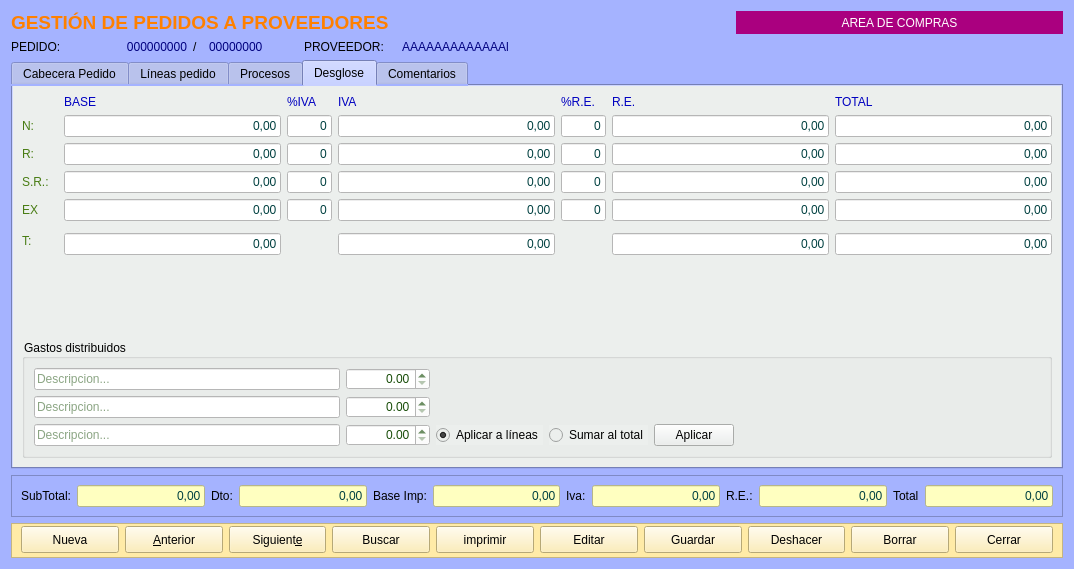
Qt form Zona_Compras/frmpedidosproveedor.ui (arcnexus/RedFoX) before a commit.
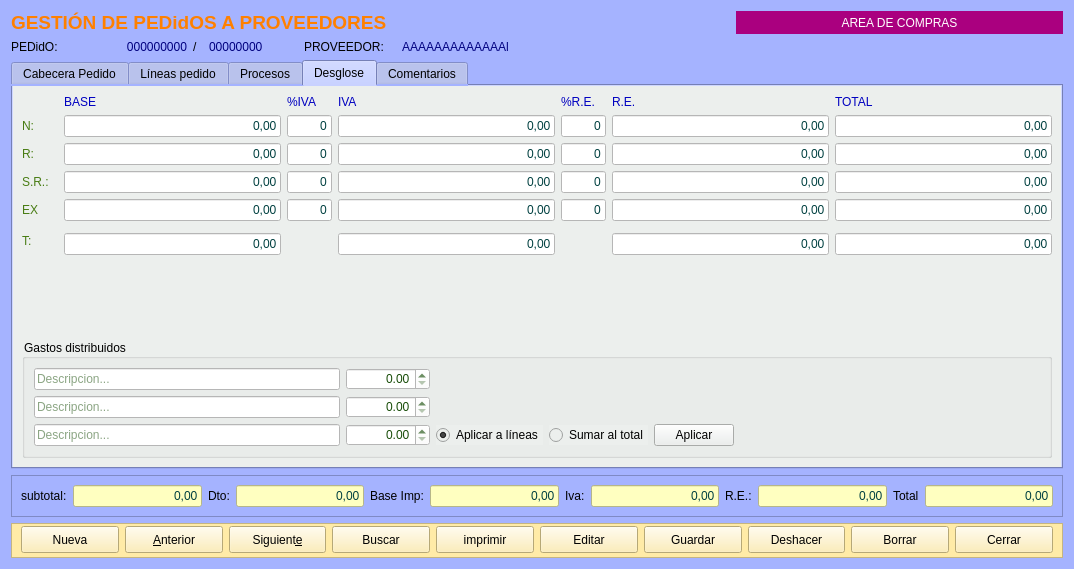
The same form after that commit. The open tabs and pages were chosen to show the change. Icons and pictures are not drawn.

The edit to the form file:
```diff
--- a/Zona_Compras/frmpedidosproveedor.ui
+++ b/Zona_Compras/frmpedidosproveedor.ui
@@ -24,7 +24,7 @@
    <item row="0" column="0" colspan="5">
     <widget class="QLabel" name="label_36">
      <property name="text">
-      <string>&lt;html&gt;&lt;head/&gt;&lt;body&gt;&lt;p&gt;&lt;span style=&quot; font-size:14pt; font-weight:600; color:#ff8000;&quot;&gt;GESTIÓN DE PEDIDOS A PROVEEDORES&lt;/span&gt;&lt;/p&gt;&lt;/body&gt;&lt;/html&gt;</string>
+      <string>&lt;html&gt;&lt;head/&gt;&lt;body&gt;&lt;p&gt;&lt;span style=&quot; font-size:14pt; font-weight:600; color:#ff8000;&quot;&gt;GESTIÓN DE PEDidOS A PROVEEDORES&lt;/span&gt;&lt;/p&gt;&lt;/body&gt;&lt;/html&gt;</string>
      </property>
     </widget>
    </item>
@@ -60,7 +60,7 @@
       <string notr="true">color: rgb(0, 0, 0);</string>
      </property>
      <property name="text">
-      <string>PEDIDO:</string>
+      <string>PEDidO:</string>
      </property>
     </widget>
    </item>
@@ -2018,7 +2018,7 @@
       <item>
        <widget class="QLabel" name="label_8">
         <property name="text">
-         <string>SubTotal:</string>
+         <string>subtotal:</string>
         </property>
        </widget>
       </item>
```
Left out of the diff: 114 changed lines with no effect on the pictures.
